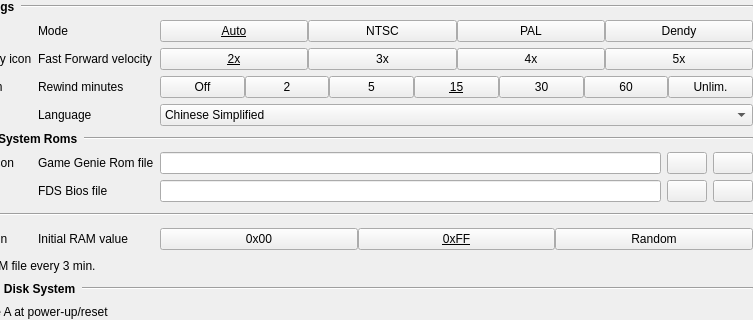
Qt form src/gui/designer/wdgSettingsGeneral.ui (punesemu/puNES) before a commit; both pictures show x 108 to 861 and y 0 to 320 of the 861 by 536 pixel window.
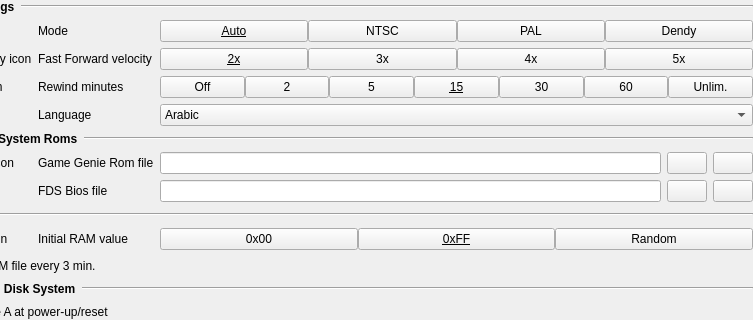
The same form after that commit. Icons and pictures are not drawn.

Commit message: Added Arabic translation (thx to Chipsum).

```diff
--- a/src/gui/designer/wdgSettingsGeneral.ui
+++ b/src/gui/designer/wdgSettingsGeneral.ui
@@ -619,6 +619,15 @@
          <verstretch>0</verstretch>
         </sizepolicy>
        </property>
+       <item>
+        <property name="text">
+         <string>Arabic</string>
+        </property>
+        <property name="icon">
+         <iconset resource="resources.qrc">
+          <normaloff>:/icon/icons/flag_arabic.svgz</normaloff>:/icon/icons/flag_arabic.svgz</iconset>
+        </property>
+       </item>
        <item>
         <property name="text">
          <string>Chinese Simplified</string>
```
The commit also changes 10 other files.
